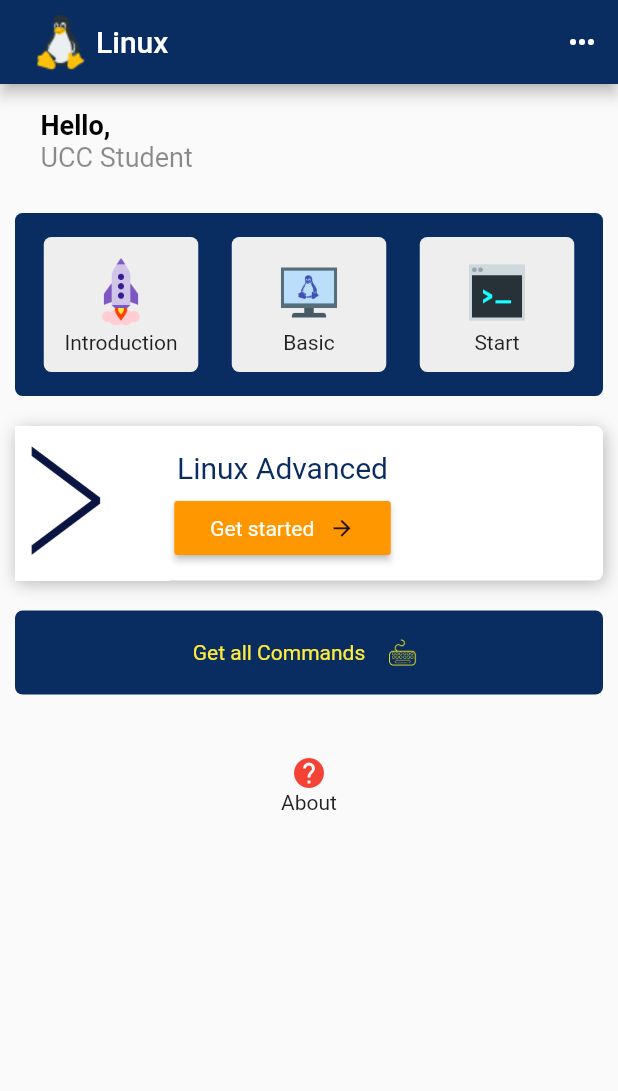
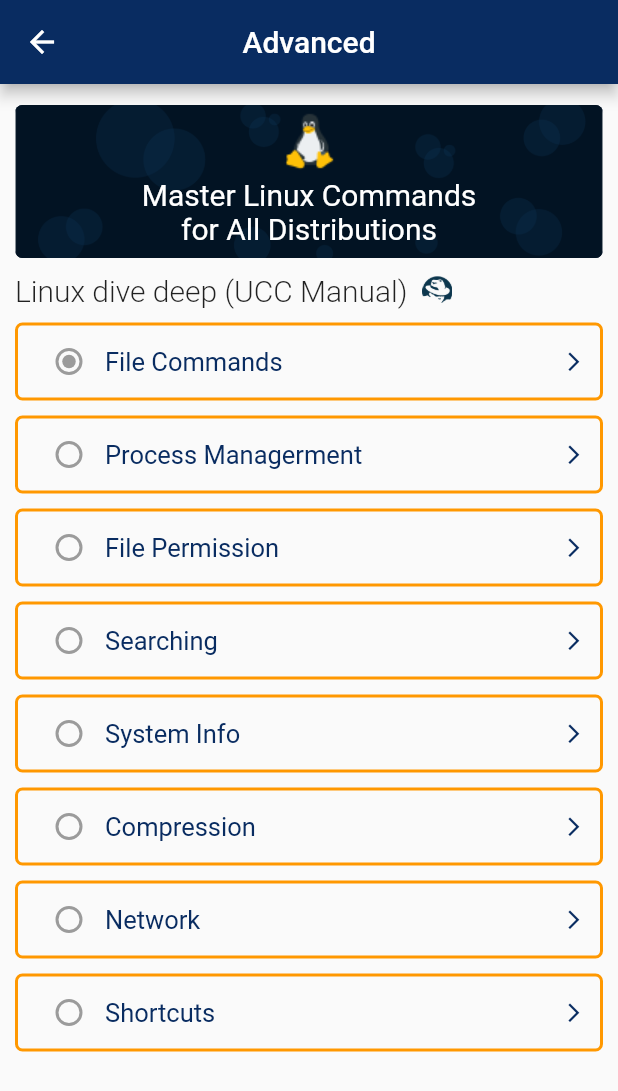
Before and after one commit to Josiahmpokera/UCC-Linux-Study-app-, a Flutter app: the screen it shows after launch, after a tap on "Get started", on a phone screen of 412 x 824 dp. Shown: the top 1091 px of the screen. Run offline on Flutter 3.47's test engine with Material 2 defaults, Android fonts, the phone set to English and light mode, and no system bars; Roboto replaces fonts that are missing (AGENCYR).

Commit message:
New Features introduced

```diff
--- /dev/null
+++ b/lib/advanced/advance.dart
@@ -0,0 +1,326 @@
+import 'package:flutter/material.dart';
+
+import '../color.dart';
+
+class Advance extends StatefulWidget {
+  @override
+  _AdvanceState createState() => _AdvanceState();
+}
+
+class _AdvanceState extends State<Advance> {
+  @override
+  Widget build(BuildContext context) {
+    return Scaffold(
+      appBar: AppBar(
+        backgroundColor: ContainerBack,
+        centerTitle: true,
+        title: Text("Advanced"),
+      ),
+      body: Container(
+        margin: EdgeInsets.symmetric(horizontal: 10, vertical: 14),
+        child: ListView(
+          children: <Widget>[
+            Container(
+              width: double.infinity,
+              decoration: BoxDecoration(
+                image: DecorationImage(
+                  image: AssetImage('assets/advanced/back.png'),
+                  fit: BoxFit.cover,
+                ),
+                borderRadius: BorderRadius.circular(5),
+                color: ContainerColor,
+              ),
+              child: Column(
+                crossAxisAlignment: CrossAxisAlignment.center,
+                mainAxisAlignment: MainAxisAlignment.center,
+                children: [
+                  Image.asset('assets/linux_small.png',),
+                  Text("Master Linux Commands", style: fontContainer),
+                  Text("for All Distributions", style: fontContainer,),
+                  SizedBox(height: 8,),
+                ],
+              ),
+            ),
+            //End of the Container in the Top here am going to inside
+            Padding(
+              padding: const EdgeInsets.only(top: 10, bottom: 5),
+              child: Row(
+                children: <Widget>[
+                  Text("Linux dive deep (UCC Manual)", style: TextStyle(fontSize: 20, fontWeight: FontWeight.w300),),
+                  SizedBox(width: 10,),
+                  Image.asset('assets/advanced/redhat.png', height: 20,),
+                ],
+              ),
+            ),
+            Column(
+              children: <Widget>[
+                Padding(
+                  padding: EdgeInsets.symmetric(vertical: 5),
+                  child: Container(
+                    decoration: BoxDecoration(
+                        border: Border.all(
+                          color: Colors.orange,
+                          width: 2,
+                        ),
+                        borderRadius: BorderRadius.circular(5)
+                    ),
+                    child: Padding(
+                      padding: const EdgeInsets.symmetric(horizontal: 10),
+                      child: Row(
+                        mainAxisAlignment: MainAxisAlignment.spaceBetween,
+                        children: <Widget>[
+                          Row(
+                            children: <Widget>[
+                              Radio(
+                                groupValue: null,
+                                value: null,
+                                onChanged: null,
+                              ),
+                              Text("File Commands", style: CategoryStyle,)
+                            ],
+                          ),
+                          Icon(Icons.arrow_forward_ios, size: 15, color: ContainerBack)
+                        ],
+                      ),
+                    ),
+                  ),
+                ),
+
+                //Another COntainer
+
+                Padding(
+                  padding: EdgeInsets.symmetric(vertical: 5),
+                  child: Container(
+                    decoration: BoxDecoration(
+                      border: Border.all(
+                        color: Colors.orange,
+                        width: 2,
+                      ),
+                      borderRadius: BorderRadius.circular(5)
+                    ),
+                    child: Padding(
+                      padding: const EdgeInsets.symmetric(horizontal: 10),
+                      child: Row(
+                        mainAxisAlignment: MainAxisAlignment.spaceBetween,
+                        children: <Widget>[
+                          Row(
+                            children: <Widget>[
+                              Radio(
+                                groupValue: null,
+                                value: 1,
+                                onChanged: null,
+                              ),
+                              Text("Process Managerment", style: CategoryStyle,)
+                            ],
+                          ),
+                          Icon(Icons.arrow_forward_ios, size: 15, color: ContainerBack)
+                        ],
+                      ),
+                    ),
+                  ),
+                ),
+
+                //ANother Container here
+                Padding(
+                  padding: EdgeInsets.symmetric(vertical: 5),
+                  child: Container(
+                    decoration: BoxDecoration(
+                        border: Border.all(
+                          color: Colors.orange,
+                          width: 2,
+                        ),
+                        borderRadius: BorderRadius.circular(5)
+                    ),
+                    child: Padding(
+                      padding: const EdgeInsets.symmetric(horizontal: 10),
+                      child: Row(
+                        mainAxisAlignment: MainAxisAlignment.spaceBetween,
+                        children: <Widget>[
+                          Row(
+                            children: <Widget>[
+                              Radio(
+                                groupValue: null,
+                                value: 1,
+                                onChanged: null,
+                              ),
+                              Text("File Permission", style: CategoryStyle,)
+                            ],
+                          ),
+                          Icon(Icons.arrow_forward_ios, size: 15, color: ContainerBack)
+                        ],
+                      ),
+                    ),
+                  ),
+                ),
+
+                Padding(
+                  padding: EdgeInsets.symmetric(vertical: 5),
+                  child: Container(
+                    decoration: BoxDecoration(
+                        border: Border.all(
+                          color: Colors.orange,
+                          width: 2,
+                        ),
+                        borderRadius: BorderRadius.circular(5)
+                    ),
+                    child: Padding(
+                      padding: const EdgeInsets.symmetric(horizontal: 10),
+                      child: Row(
+                        mainAxisAlignment: MainAxisAlignment.spaceBetween,
+                        children: <Widget>[
+                          Row(
+                            children: <Widget>[
+                              Radio(
+                                groupValue: null,
+                                value: 1,
+                                onChanged: null,
+                              ),
+                              Text("Searching", style: CategoryStyle,)
+                            ],
+                          ),
+                          Icon(Icons.arrow_forward_ios, size: 15, color: ContainerBack)
+                        ],
+                      ),
+                    ),
+                  ),
+                ),
+
+                Padding(
+                  padding: EdgeInsets.symmetric(vertical: 5),
+                  child: Container(
+                    decoration: BoxDecoration(
+                        border: Border.all(
+                          color: Colors.orange,
+                          width: 2,
+                        ),
+                        borderRadius: BorderRadius.circular(5)
+                    ),
+                    child: Padding(
+                      padding: const EdgeInsets.symmetric(horizontal: 10),
+                      child: Row(
+                        mainAxisAlignment: MainAxisAlignment.spaceBetween,
+                        children: <Widget>[
+                          Row(
+                            children: <Widget>[
+                              Radio(
+                                groupValue: null,
+                                value: 1,
+                                onChanged: null,
+                              ),
+                              Text("System Info", style: CategoryStyle,)
+                            ],
+                          ),
+                          Icon(Icons.arrow_forward_ios, size: 15, color: ContainerBack)
+                        ],
+                      ),
+                    ),
+                  ),
+                ),
+
+                //New Section here
+
+                Padding(
+                  padding: EdgeInsets.symmetric(vertical: 5),
+                  child: Container(
+                    decoration: BoxDecoration(
+                        border: Border.all(
+                          color: Colors.orange,
+                          width: 2,
+                        ),
+                        borderRadius: BorderRadius.circular(5)
+                    ),
+                    child: Padding(
+                      padding: const EdgeInsets.symmetric(horizontal: 10),
+                      child: Row(
+                        mainAxisAlignment: MainAxisAlignment.spaceBetween,
+                        children: <Widget>[
+                          Row(
+                            children: <Widget>[
+                              Radio(
+                                groupValue: null,
+                                value: 1,
+                                onChanged: null,
+                              ),
+                              Text("Compression", style: CategoryStyle,)
+                            ],
+                          ),
+                          Icon(Icons.arrow_forward_ios, size: 15, color: ContainerBack)
+                        ],
+                      ),
+                    ),
+                  ),
+                ),
+
+                //New Section here
+
+                Padding(
+                  padding: EdgeInsets.symmetric(vertical: 5),
+                  child: Container(
+                    decoration: BoxDecoration(
+                        border: Border.all(
+                          color: Colors.orange,
+                          width: 2,
+                        ),
+                        borderRadius: BorderRadius.circular(5)
+                    ),
+                    child: Padding(
+                      padding: const EdgeInsets.symmetric(horizontal: 10),
+                      child: Row(
+                        mainAxisAlignment: MainAxisAlignment.spaceBetween,
+                        children: <Widget>[
+                          Row(
+                            children: <Widget>[
+                              Radio(
+                                value: 1,
+                                onChanged: null,
+                              ),
+                              Text("Network", style: CategoryStyle,)
+                            ],
+                          ),
+                          Icon(Icons.arrow_forward_ios, size: 15, color: ContainerBack)
+                        ],
+                      ),
+                    ),
+                  ),
+                ),
+
+                //New Category
+
+                Padding(
+                  padding: EdgeInsets.symmetric(vertical: 5),
+                  child: Container(
+                    decoration: BoxDecoration(
+                        border: Border.all(
+                          color: Colors.orange,
+                          width: 2,
+                        ),
+                        borderRadius: BorderRadius.circular(5)
+                    ),
+                    child: Padding(
+                      padding: const EdgeInsets.symmetric(horizontal: 10),
+                      child: Row(
+                        mainAxisAlignment: MainAxisAlignment.spaceBetween,
+                        children: <Widget>[
+                          Row(
+                            children: <Widget>[
+                              Radio(
+                                value: 1,
+                                onChanged: null,
+                              ),
+                              Text("Shortcuts", style: CategoryStyle,)
+                            ],
+                          ),
+                          Icon(Icons.arrow_forward_ios, size: 15, color: ContainerBack)
+                        ],
+                      ),
+                    ),
+                  ),
+                ),
+              ],
+            ),
+          ],
+        ),
+      ),
+    );
+  }
+}
--- a/lib/color.dart
+++ b/lib/color.dart
@@ -4,3 +4,17 @@
 
 const Color ContainerBack = Color(0xFF092C61);
 const Color LinuxAdvanced = Color(0xFFD6DFDF);
+
+//Container Colors here below
+const Color ContainerColor = Color(0xFF03152E);
+
+//Style for the Text thre Below
+const TextStyle fontContainer = TextStyle(color: Colors.white, fontSize: 20, fontFamily: 'AGENCYR');
+const TextStyle fontSmall = TextStyle(color: Colors.white70, fontFamily: 'AGENCYR');
+
+//The Advanced column StyleElement
+
+const TextStyle CategoryStyle = TextStyle(fontSize: 17, color: ContainerBack);
+
+//Question Style for the Question Screen there
+const TextStyle Question = TextStyle(fontSize: 23, color: ContainerBack,);
--- a/lib/main.dart
+++ b/lib/main.dart
@@ -1,6 +1,8 @@
 import 'package:flutter/cupertino.dart';
 import 'package:flutter/material.dart';
+import 'package:linuxschool/question/question_screen.dart';
 import 'package:linuxschool/screen/about.dart';
+import 'advanced/advance.dart';
 import 'color.dart';
 import './screen/intro.dart';
 import './screen/basic.dart';
@@ -119,7 +121,9 @@
                         ),
                       ),
                     ),
-                    Container(
+                    GestureDetector(
+                      onTap: () => Navigator.push(context, MaterialPageRoute(builder: (context) => QuestionScreen())),
+                      child: Container(
                         width: MediaQuery.of(context).size.width / 4,
                         height: 90,
                         decoration: BoxDecoration(
@@ -130,10 +134,11 @@
                           mainAxisAlignment: MainAxisAlignment.center,
                           children: <Widget>[
                             Image.asset('assets/start.png', height: 50,),
-                          Text("Start")
+                            Text("Start (Quiz)")
                           ],
                         ),
                         margin: EdgeInsets.all(08),
+                      ),
                     ),
                   ],
                 ),
@@ -176,7 +181,9 @@
                         ),
                         RaisedButton(
                           color: Colors.orange,
-                          onPressed: (){},
+                          onPressed: (){
+                            Navigator.push(context, MaterialPageRoute(builder: (context) => Advance()));
+                          },
                           child: Padding(
                             padding: const EdgeInsets.all(8.0),
                             child: Row(
--- /dev/null
+++ b/lib/question/question_data.dart
@@ -0,0 +1,32 @@
+//List of Question should be located at here
+
+
+var question = [
+
+  {
+  'qn1': 'What\'s the command to display the calender in the Linux Operating system?',
+    'answers': ['mkdir', 'dc', 'cal', 'echo'],
+  },
+
+  {
+  'qn2': 'What\'s the command create the folder or directory in Linux?',
+  'answers': ['echo', 'cal', 'sudo', 'mkdir'],
+  },
+
+  {
+  'qn3': 'What\'s the command to remove directory in Linux?',
+  'answers': ['mkdir', 'dc', 'cal', 'echo'],
+  },
+
+  {
+  'qn4': 'What\'s the command to display the calender in thw Linux Operating system?',
+  'answers': ['mkdir', 'dc', 'cal', 'echo'],
+  },
+
+  {
+  'qn5': 'What\'s the command to display the calender in thw Ll=- Operating system?',
+  'answers': ['mkdir', 'dc', 'cal', 'echo'],
+  },
+
+
+];
--- /dev/null
+++ b/lib/question/question_screen.dart
@@ -0,0 +1,75 @@
+import 'package:flutter/material.dart';
+
+import '../color.dart';
+
+class QuestionScreen extends StatefulWidget {
+  @override
+  _QuestionScreenState createState() => _QuestionScreenState();
+}
+
+class _QuestionScreenState extends State<QuestionScreen> {
+  @override
+  Widget build(BuildContext context) {
+    return Scaffold(
+      appBar: AppBar(
+        centerTitle: true,
+        backgroundColor: ContainerBack,
+        title: Text("Linux Question"),
+      ),
+      body: Center(
+        child: Column(
+          mainAxisAlignment: MainAxisAlignment.center,
+          children: <Widget>[
+            Container(
+              margin: EdgeInsets.all(13),
+              decoration: BoxDecoration(
+                color: Colors.grey,
+                borderRadius: BorderRadius.circular(5),
+                border: Border.all(width: 2, color: ContainerBack,),
+              ),
+              alignment: Alignment.center,
+              child: Padding(
+                padding: EdgeInsets.all(9),
+                child: Text("What\'s the Command to display calender in Linux Operating System? ", style: Question, textAlign: TextAlign.center,),
+              ),
+            ),
+            Column(
+              children: <Widget>[
+                Container(
+                  margin: EdgeInsets.symmetric(horizontal: 10),
+                  width: double.infinity,
+                  child: RaisedButton(
+                    color: Colors.orange,
+                    onPressed: (){},
+                    child: Text("chmod"),
+                  ),
+                ),
+
+                //Question number two it will Be Displayed by the Map there
+                Container(
+                  margin: EdgeInsets.symmetric(horizontal: 10),
+                  width: double.infinity,
+                  child: RaisedButton(
+                    color: Colors.orange,
+                    onPressed: (){},
+                    child: Text("cal"),
+                  ),
+                ),
+
+                Container(
+                  margin: EdgeInsets.symmetric(horizontal: 10),
+                  width: double.infinity,
+                  child: RaisedButton(
+                    color: Colors.orange,
+                    onPressed: (){},
+                    child: Text("mkdir"),
+                  ),
+                ),
+              ],
+            ),
+          ],
+        ),
+      ),
+    );
+  }
+}
--- a/lib/screen/about.dart
+++ b/lib/screen/about.dart
@@ -1,6 +1,4 @@
 import 'package:flutter/material.dart';
-
-import '../color.dart';
 
 //The Data inside will container HTTP request to web server
 
@@ -13,10 +11,6 @@
   @override
   Widget build(BuildContext context) {
     return Scaffold(
-      appBar: AppBar(
-        backgroundColor: ContainerBack,
-        title: Text("About (Developer)"),
-      ),
       body: AboutContainer(),
     );
   }
@@ -33,7 +27,17 @@
         ),
       ),
       child: Center(
-        child: Column(),
+        child: Column(
+          mainAxisAlignment: MainAxisAlignment.center,
+          children: <Widget>[
+            Text("UCC Linux", style: TextStyle(color: Colors.blueGrey, fontWeight: FontWeight.w400, fontSize: 33),),
+            Text("Version 1.0.0"),
+            Image.asset('assets/linux_big.png'),
+            SizedBox(height: 20),
+            Text("Created and Maintained by", style: TextStyle(color: Colors.teal),),
+            Text("Josiah", style: TextStyle(color: Colors.teal),),
+          ],
+        ),
       ),
     );
   }
```
Also changed, not shown: pubspec.yaml (+13 -7 lines), assets/advanced/back.png (added), assets/advanced/redhat.png (added), fonts/AGENCYB.TTF (added), fonts/AGENCYR.TTF (added), 1 other file. Lines whose indentation alone changed are shown as unchanged.
